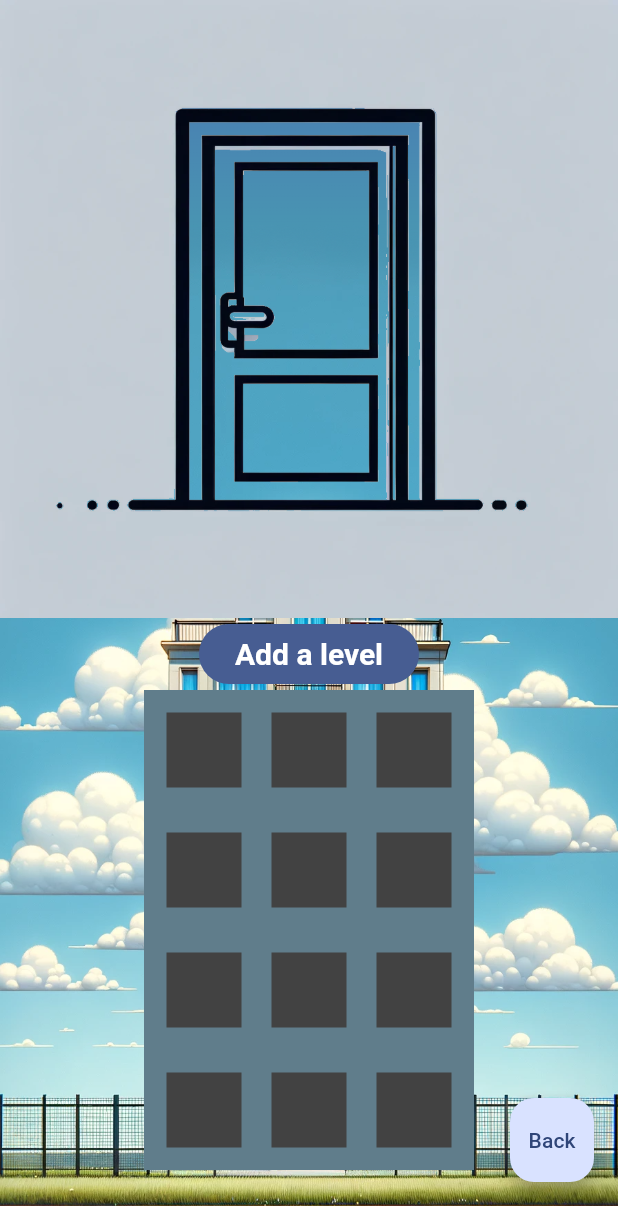
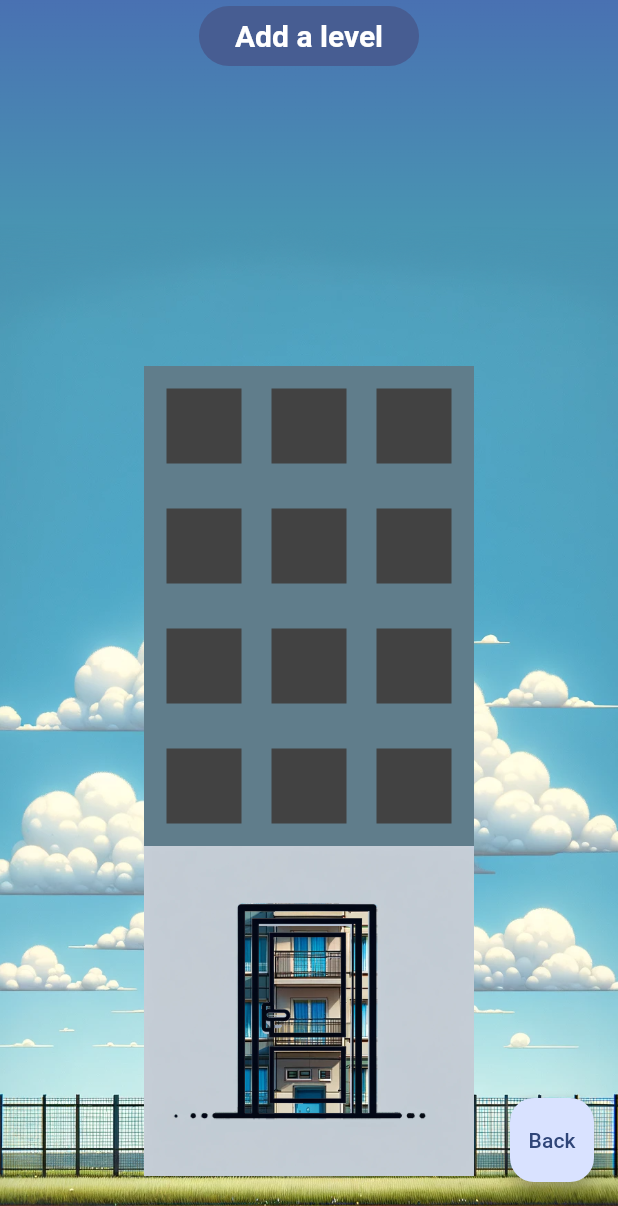
Before and after one commit to ChTiSh/EnergyStarv, a Flutter app: the MainView screen opened by its route, on a phone screen of 412 x 824 dp, the part 30-1236 px from its top. Run offline on Flutter 3.47's test engine with Material 3 defaults, Android fonts, the phone set to English and light mode, and no system bars; our stand-ins replace audioplayers, go_router, shared_preferences; accounts and stored records are empty.

Commit message:
Door size control; building up rather than down

```diff
--- a/lib/starv_components/door.dart
+++ b/lib/starv_components/door.dart
@@ -13,7 +13,9 @@ class _DoorState extends State<Door> {
 
   @override
   Widget build(BuildContext context) {
-    return GestureDetector(
+    return SizedBox(
+      width: 220.0,
+      child: GestureDetector(
         onTap: () {
           setState(() {
             opacityLevel =
@@ -30,6 +32,7 @@ class _DoorState extends State<Door> {
             ),
           ],
         ),
+      ),
     );
   }
 }
--- a/lib/starv_components/main_view.dart
+++ b/lib/starv_components/main_view.dart
@@ -43,22 +43,26 @@ class _MainViewState extends State<MainView> {
           child: Align(
             alignment: Alignment.bottomCenter,
             child: Column(
-              mainAxisAlignment: MainAxisAlignment.end,
+              mainAxisAlignment: MainAxisAlignment.start,
               mainAxisSize: MainAxisSize.max,
               children: [
                 Text('This is the Main View of Energy Starv!'),
-                Door(),
                 MyButton(
                   onPressed: () => addLevel(),
                   child: Text('Add a level'),
                 ),
                 Expanded(
                   child: ListView.builder(
+                    reverse: true,
                     itemCount: widget.levels.length,
                     itemBuilder: (context, index) {
                       return BuildingLevel();
                     },
                   ),
+                ),
+                Padding(
+                  padding: const EdgeInsets.only(bottom: 20.0),
+                  child: Door(),
                 ),
               ],
             ),
```
Lines whose indentation alone changed are shown as unchanged.
